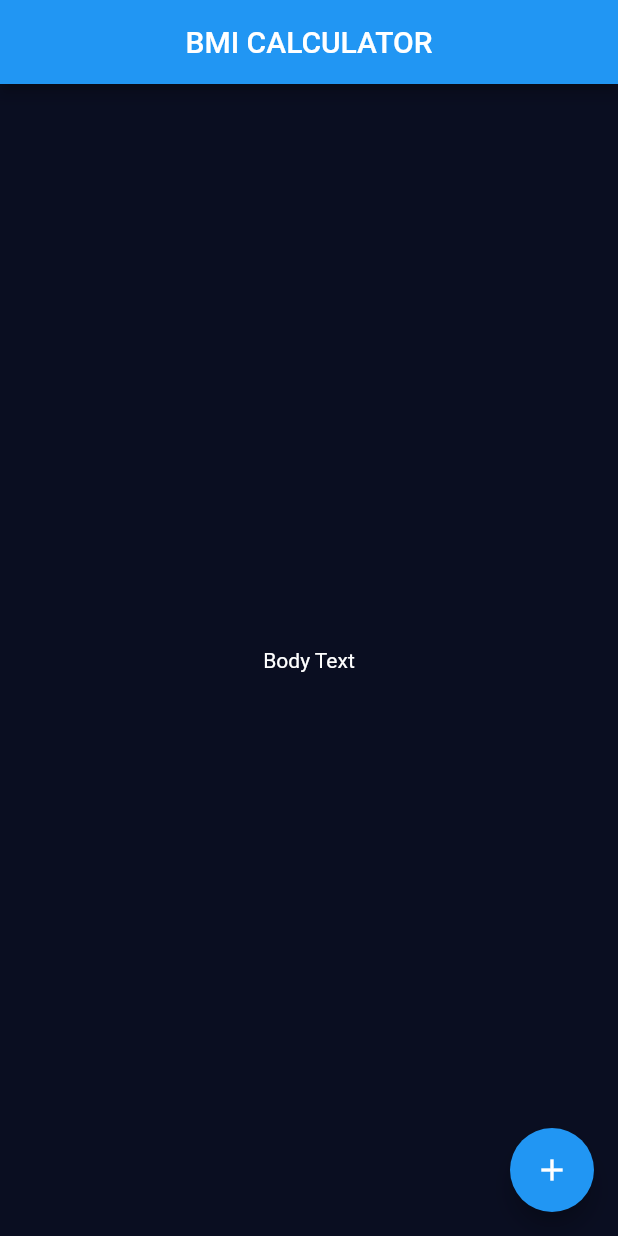
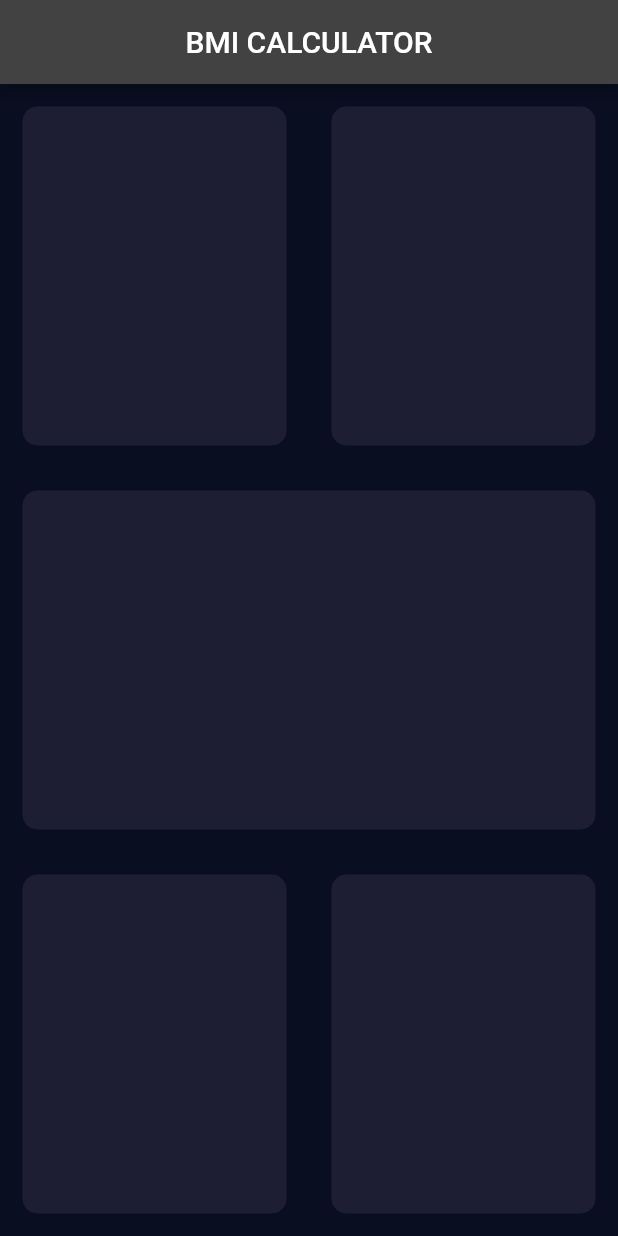
Before and after one commit to Harshul02/BMI-Calculator, a Flutter app: the screen it shows after launch, on a phone screen of 412 x 824 dp. Run offline on Flutter 3.47's test engine with Material 2 defaults, Android fonts, the phone set to English and light mode, and no system bars.

Commit message:
Added Boxes

```diff
--- /dev/null
+++ b/lib/input_screen.dart
@@ -0,0 +1,73 @@
+import 'package:flutter/material.dart';
+
+class InputPage extends StatefulWidget {
+  @override
+  _InputPageState createState() => _InputPageState();
+}
+
+class _InputPageState extends State<InputPage> {
+  @override
+  Widget build(BuildContext context) {
+    return Scaffold(
+      appBar: AppBar(
+        centerTitle: true,
+        title: Text('BMI CALCULATOR'),
+      ),
+      body: Column(
+        children: [
+          Expanded(child: Row(
+            children: [
+              Expanded(child: Container(
+              margin: EdgeInsets.all(15.0),
+      decoration: BoxDecoration(
+        color: Color(0xFF1D1E33),
+        borderRadius: BorderRadius.circular(10.0),
+      ),
+    )),
+              Expanded(child: Container(
+    margin: EdgeInsets.all(15.0),
+    decoration: BoxDecoration(
+    color: Color(0xFF1D1E33),
+    borderRadius: BorderRadius.circular(10.0),
+    ),
+    )),
+            ],
+          )),
+          Expanded(child: Container(
+    margin: EdgeInsets.all(15.0),
+    decoration: BoxDecoration(
+    color: Color(0xFF1D1E33),
+    borderRadius: BorderRadius.circular(10.0),
+    ),
+    )),
+          Expanded(child: Row(
+            children: [
+              Expanded(child: Container(
+    margin: EdgeInsets.all(15.0),
+    decoration: BoxDecoration(
+    color: Color(0xFF1D1E33),
+    borderRadius: BorderRadius.circular(10.0),
+    ),
+    )),
+              Expanded(child: Container(
+    margin: EdgeInsets.all(15.0),
+    decoration: BoxDecoration(
+    color: Color(0xFF1D1E33),
+    borderRadius: BorderRadius.circular(10.0),
+    ),
+    )),
+        ],
+      )),
+    ])
+    );
+  }
+}
+
+
+// Container(
+// margin: EdgeInsets.all(15.0),
+// decoration: BoxDecoration(
+// color: Color(0xFF1D1E33),
+// borderRadius: BorderRadius.circular(10.0),
+// ),
+// )
--- a/lib/main.dart
+++ b/lib/main.dart
@@ -1,6 +1,6 @@
 import 'dart:ui';
-
 import 'package:flutter/material.dart';
+import 'input_screen.dart';
 
 void main() => runApp(BMICalculator());
 
@@ -9,38 +9,11 @@ class BMICalculator extends StatelessWidget {
   Widget build(BuildContext context) {
     return MaterialApp(
       debugShowCheckedModeBanner: false,
-      theme: ThemeData(
+      theme: ThemeData.dark().copyWith(
         primaryColor: Color(0xFF0A0E21),
         scaffoldBackgroundColor: Color(0xFF0A0E21),
-        textTheme: TextTheme(
-          bodyText2: TextStyle(color: Colors.white),
-        )
       ),
       home: InputPage(),
     );
   }
 }
-
-class InputPage extends StatefulWidget {
-  @override
-  _InputPageState createState() => _InputPageState();
-}
-
-class _InputPageState extends State<InputPage> {
-  @override
-  Widget build(BuildContext context) {
-    return Scaffold(
-      appBar: AppBar(
-        centerTitle: true,
-        title: Text('BMI CALCULATOR'),
-      ),
-      body: Center(
-        child: Text('Body Text'),
-      ),
-      floatingActionButton: FloatingActionButton(
-        onPressed: (){},
-        child: Icon(Icons.add),
-      ),
-    );
-  }
-}
```
